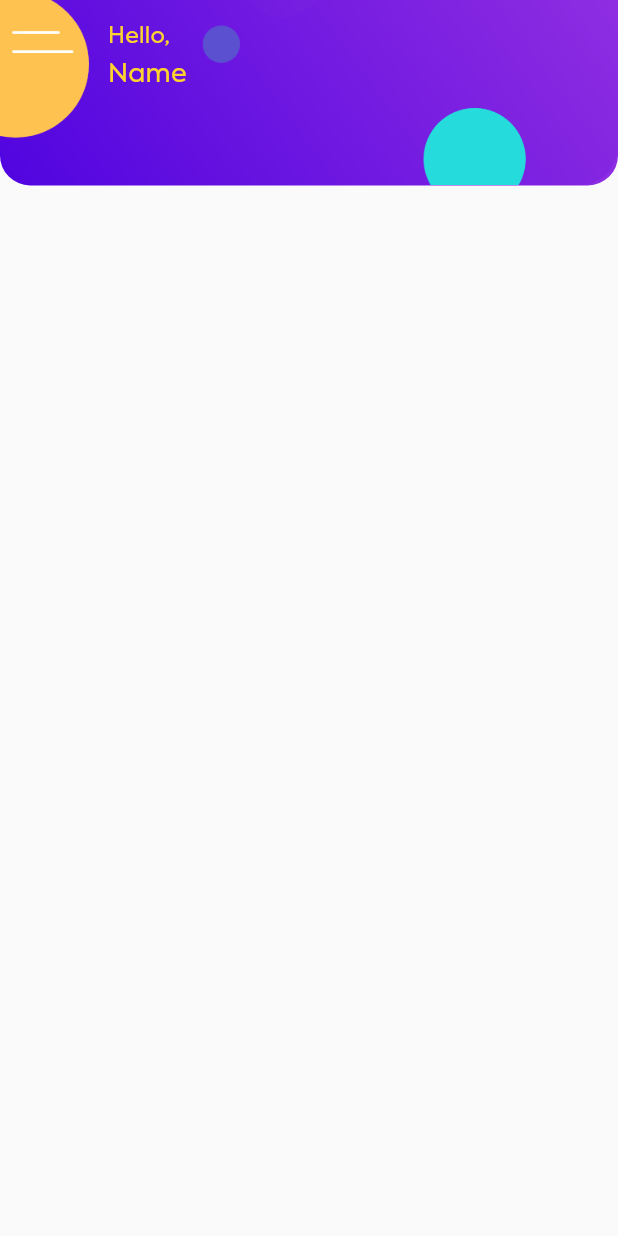
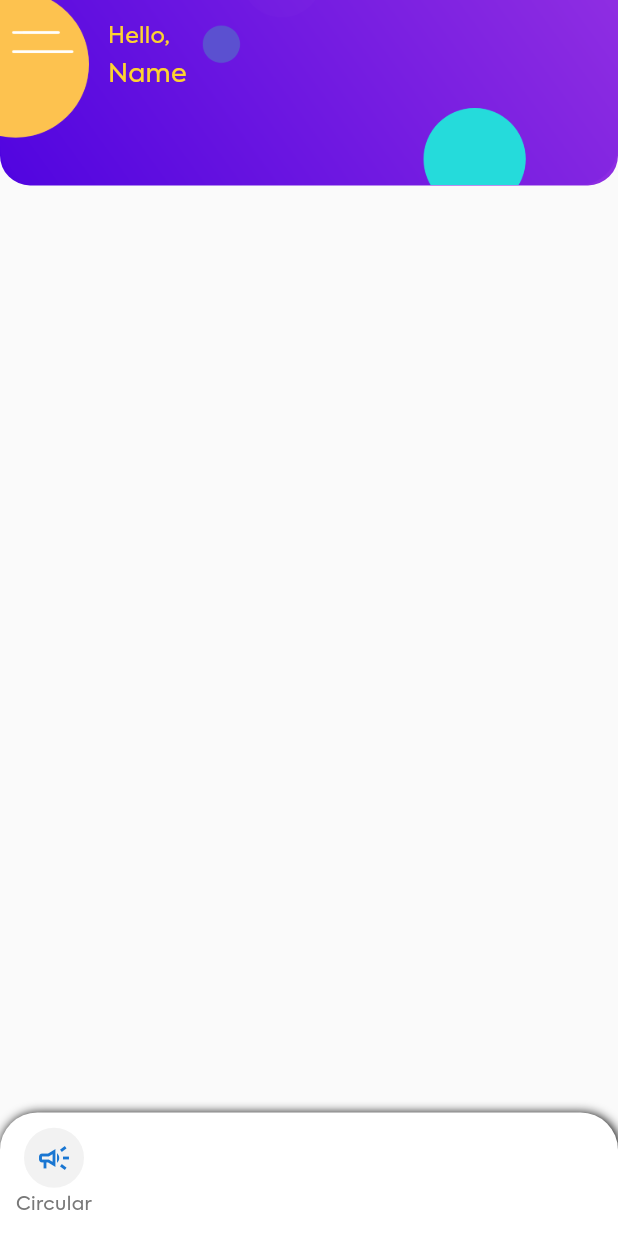
Before and after one commit to faizal6916/schooldiarjuly12, a Flutter app: the ProfileScreen screen opened directly, on a phone screen of 412 x 824 dp. Run offline on Flutter 3.47's test engine with Material 2 defaults, Android fonts, the light colour scheme and no system bars; our stand-ins replace flutter_screenutil, lottie.

Commit message:
started bott nav

```diff
--- a/lib/Screens/login.dart
+++ b/lib/Screens/login.dart
@@ -51,7 +51,7 @@ class _LoginScreenState extends State<LoginScreen> {
                   ),
                   Container(
                     width: 278,
-                    height: 0.08.sh,
+                    height: 50,
                     decoration: BoxDecoration(
                         borderRadius: BorderRadius.circular(25),
                         border: Border.all(color: Color(0xff518EF8))),
--- a/lib/Screens/profile.dart
+++ b/lib/Screens/profile.dart
@@ -1,4 +1,5 @@
 import 'package:flutter/material.dart';
+import 'package:school_diary2022/Widgets/bottomNavBar.dart';
 import '../Widgets/sideBar.dart';
 import '../Widgets/customAppbar.dart';
 
@@ -21,6 +22,7 @@ class _ProfileScreenState extends State<ProfileScreen> {
       key: _key,
       appBar: CustomAppBar(name: true,title: 'Home',appHeight: 200,centreText: false,globalKey: _key),
       drawer: SideBar(),
+      bottomNavigationBar: BottomNavBar(),
     );
   }
 }
--- /dev/null
+++ b/lib/Widgets/bottomNavBar.dart
@@ -0,0 +1,87 @@
+import 'package:flutter/material.dart';
+import 'package:flutter_screenutil/flutter_screenutil.dart';
+
+class BottomNavBar extends StatelessWidget {
+  const BottomNavBar({Key? key}) : super(key: key);
+
+  @override
+  Widget build(BuildContext context) {
+    return Container(
+      width: 1.sw,
+      height: 0.1.sh,
+      padding: EdgeInsets.symmetric(horizontal: 6,vertical: 2),
+      decoration: BoxDecoration(
+        color: Colors.white,
+        borderRadius: BorderRadius.only(topLeft: Radius.circular(25),topRight: Radius.circular(25),),
+        boxShadow: [
+          BoxShadow(
+            color: Colors.black,
+            blurRadius: 5,
+            offset: Offset(1, 1)
+          )
+        ]
+      ),
+      child: Row(
+        children: [
+          bottomMenuItem(
+            menuIcon: Icons.campaign_outlined,
+            menuName: 'Circular',
+            onTapColor: Color(0xfffd5386),
+          )
+        ],
+      ),
+    );
+  }
+}
+
+class bottomMenuItem extends StatefulWidget {
+  final IconData menuIcon;
+  final String menuName;
+  final Color onTapColor;
+  const bottomMenuItem({
+    Key? key,
+    required this.menuIcon,
+    required this.menuName,
+    required this.onTapColor
+
+  }) : super(key: key);
+
+  @override
+  State<bottomMenuItem> createState() => _bottomMenuItemState();
+}
+
+class _bottomMenuItemState extends State<bottomMenuItem> {
+  bool isClicked = false;
+  @override
+  Widget build(BuildContext context) {
+    return InkWell(
+      onTap: (){
+        setState((){
+          isClicked = true;
+        });
+      },
+      child: Container(
+        padding: EdgeInsets.all(4),
+        width: 60,
+        height: 70,
+        //color: Colors.red,
+        child: Column(
+          children: [
+            CircleAvatar(
+              radius: 20,
+              backgroundColor: isClicked ? widget.onTapColor : Color(0xfff2f2f2),
+              child: Icon(widget.menuIcon),
+            ),
+            SizedBox(height: 2,),
+            Text(widget.menuName,style: TextStyle(
+              fontSize: 11.sp,
+              fontFamily: 'Axiforma',
+              fontWeight: FontWeight.w400,
+              color: isClicked ? widget.onTapColor : Color(0xff787878),
+            ),)
+          ],
+        ),
+      ),
+    );
+  }
+}
```
Also changed, not shown: lib/Screens/about.dart (added, +32 -0 lines), lib/Screens/downloads.dart (added, +33 -0 lines), lib/Screens/my_profile.dart (added, +33 -0 lines), lib/Screens/report.dart (added, +33 -0 lines), lib/Widgets/sideBar.dart (+177 -39 lines), lib/main.dart (+15 -1 lines), assets/images/homeicon.png (added).
